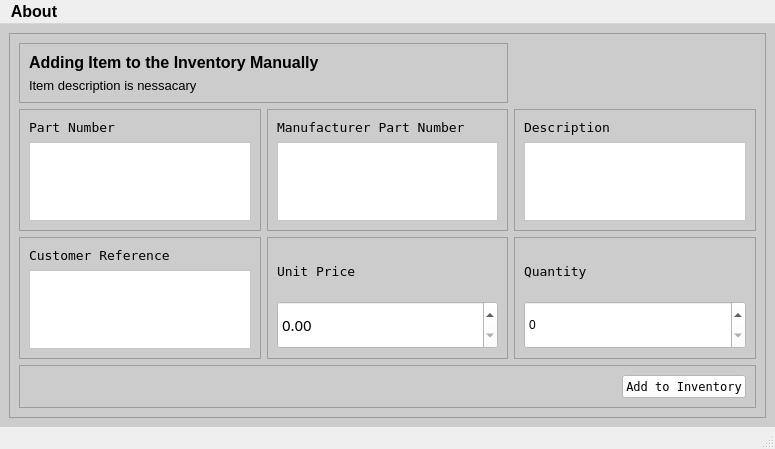
First picture: the form in Program_Files/UI_Files/adding_item_window.ui, repository Thomas1B/Electronics-Inventory-Program, before the edit.
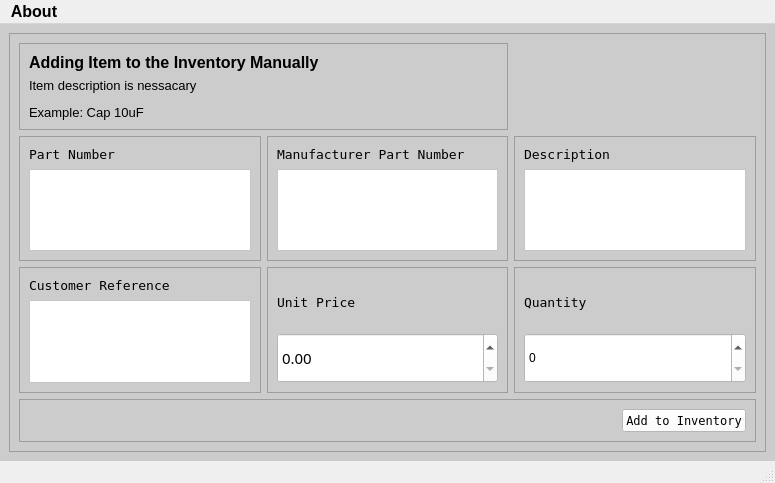
Second picture: the form after the edit. Icons and pictures are not drawn.

The edit to the form file:
```diff
--- a/Program_Files/UI_Files/adding_item_window.ui
+++ b/Program_Files/UI_Files/adding_item_window.ui
@@ -7,7 +7,7 @@
     <x>0</x>
     <y>0</y>
     <width>775</width>
-    <height>449</height>
+    <height>483</height>
    </rect>
   </property>
   <property name="minimumSize">
@@ -89,7 +89,7 @@
              </font>
             </property>
             <property name="text">
-             <string>Item description is nessacary</string>
+             <string>&lt;html&gt;&lt;head/&gt;&lt;body&gt;&lt;p&gt;Item description is nessacary&lt;/p&gt;&lt;p&gt;Example: Cap 10uF&lt;/p&gt;&lt;/body&gt;&lt;/html&gt;</string>
             </property>
             <property name="alignment">
              <set>Qt::AlignLeading|Qt::AlignLeft|Qt::AlignTop</set>
```
Left out of the diff: 2 changed lines with no effect on the pictures.
